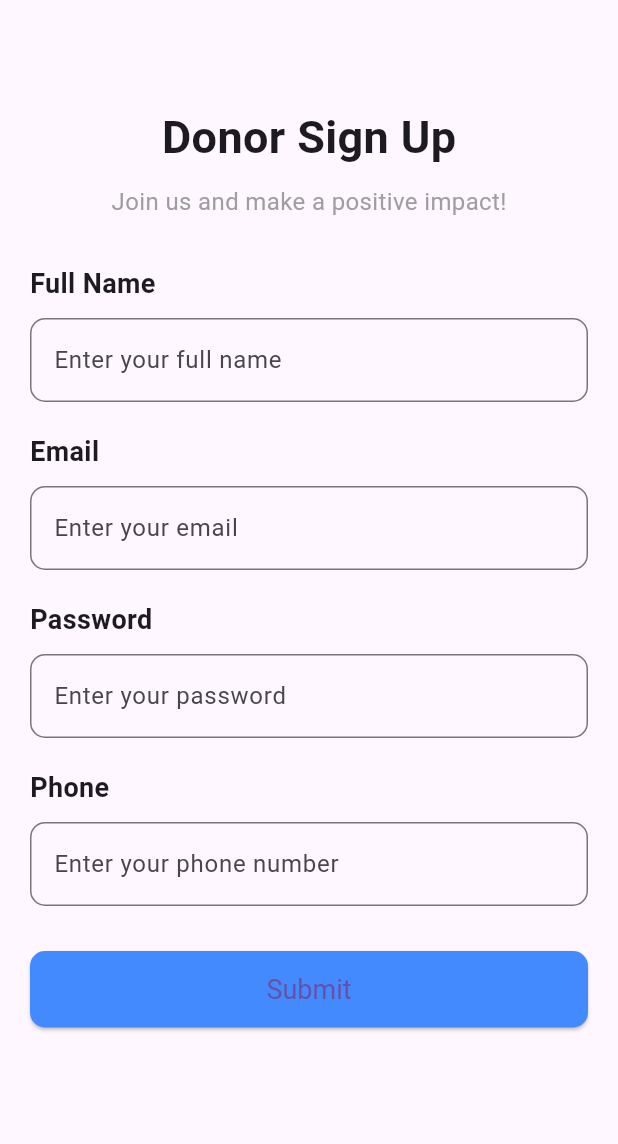
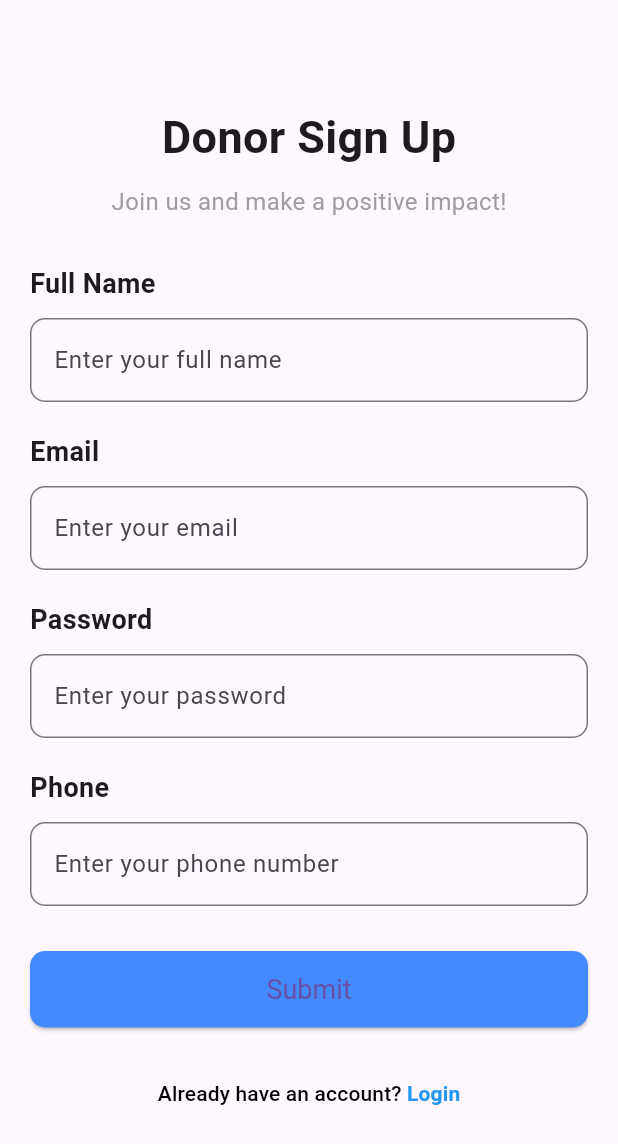
Before and after one commit to Ahmed-Eldera/Orphange, a Flutter app: the DonorSignUpScreen screen opened by its route, on a phone screen of 412 x 824 dp. Shown: the top 1144 px of the screen. Run offline on Flutter 3.47's test engine with Material 3 defaults, Android fonts, the phone set to English and light mode, and no system bars; our stand-ins replace cloud_firestore, firebase_core; accounts and stored records are empty.

Commit message:
Update signdonner

```diff
--- a/lib/views/signdonner.dart
+++ b/lib/views/signdonner.dart
@@ -1,5 +1,5 @@
 import 'package:flutter/material.dart';
-
+import 'login.dart';
 class DonorSignUpScreen extends StatefulWidget {
   @override
   _DonorSignUpScreenState createState() => _DonorSignUpScreenState();
@@ -164,6 +164,38 @@ class _DonorSignUpScreenState extends State<DonorSignUpScreen> {
                     },
                     child: const Center(child: Text('Submit')),
                   ),
+
+                  const SizedBox(height: 20),
+
+                  // Navigation to Login
+                  TextButton(
+                    onPressed: () {
+                      Navigator.of(context).pushReplacement(
+                        MaterialPageRoute(
+                          builder: (context) => Login(), // Ensure Login is imported
+                        ),
+                      );
+                    },
+                    child: const Center(
+                      child: Text.rich(
+                        TextSpan(
+                          children: [
+                            TextSpan(
+                              text: "Already have an account? ",
+                              style: TextStyle(color: Colors.black),
+                            ),
+                            TextSpan(
+                              text: "Login",
+                              style: TextStyle(
+                                color: Colors.blue,
+                                fontWeight: FontWeight.bold,
+                              ),
+                            ),
+                          ],
+                        ),
+                      ),
+                    ),
+                  ),
                 ],
               ),
             ),
```
